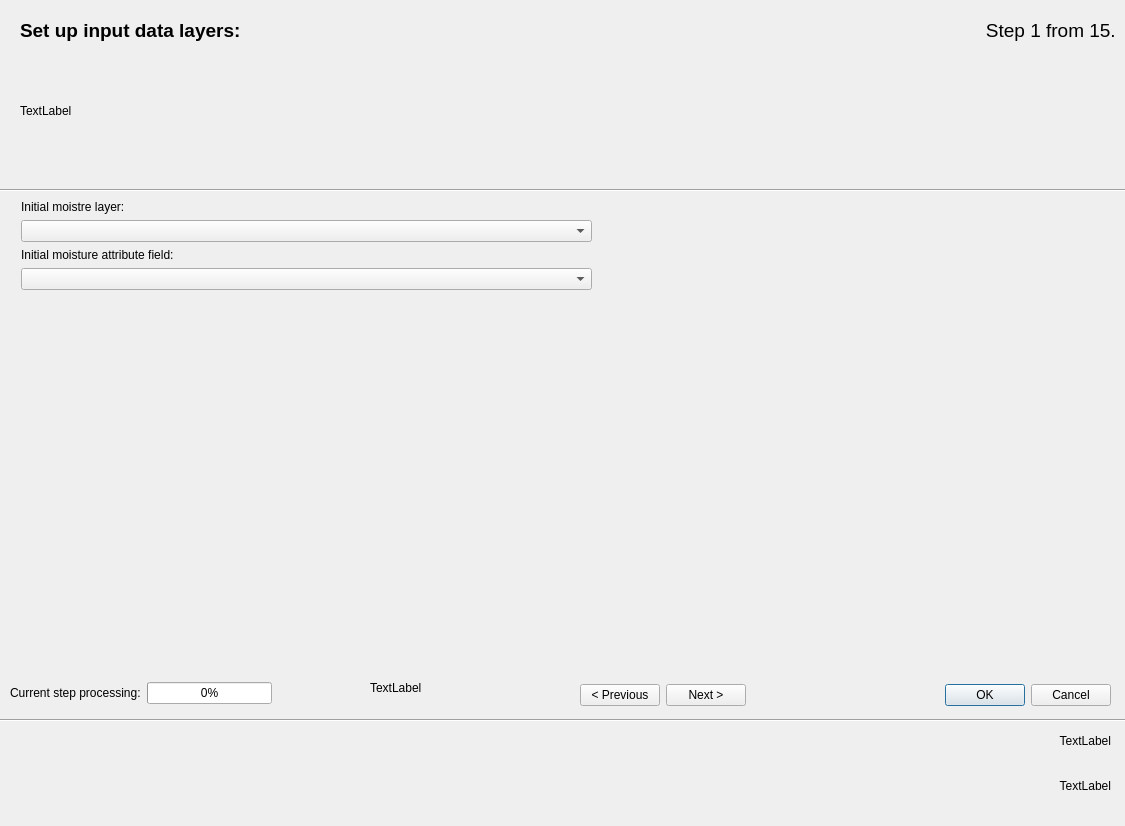
JanCaha/Erosion-Data-Preparation-Plugin, file ui/gui_tests_dialog_base.ui: the form before one commit.
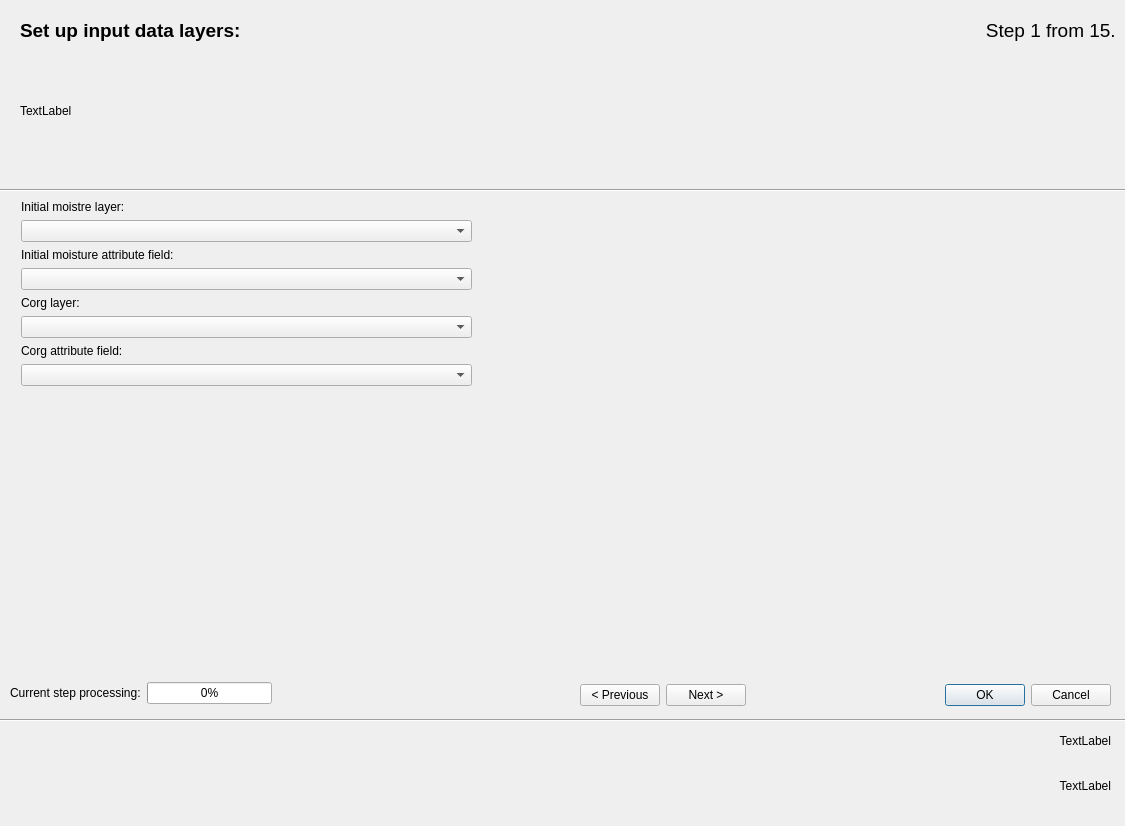
The form after the commit. The open tabs and pages were chosen to show the change. Custom widgets are drawn as their Qt base class.

```diff
--- a/ui/gui_tests_dialog_base.ui
+++ b/ui/gui_tests_dialog_base.ui
@@ -23,7 +23,7 @@
     </rect>
    </property>
    <property name="currentIndex">
-    <number>5</number>
+    <number>13</number>
    </property>
    <widget class="QWidget" name="page_0">
     <widget class="QWidget" name="layoutWidget">
@@ -320,8 +320,8 @@
       <rect>
        <x>10</x>
        <y>0</y>
-       <width>571</width>
-       <height>99</height>
+       <width>451</width>
+       <height>224</height>
       </rect>
      </property>
      <layout class="QFormLayout" name="formLayout_6">
@@ -332,6 +332,9 @@
         </property>
        </widget>
       </item>
+      <item row="1" column="0" colspan="2">
+       <widget class="QComboBox" name="fcb_initmoisture_layer"/>
+      </item>
       <item row="2" column="0">
        <widget class="QLabel" name="label_initmoisture">
         <property name="text">
@@ -346,8 +349,29 @@
         </property>
        </widget>
       </item>
-      <item row="1" column="0" colspan="2">
-       <widget class="QComboBox" name="fcb_initmoisture_layer"/>
+      <item row="4" column="0">
+       <widget class="QLabel" name="label_initmoisture_layer_2">
+        <property name="text">
+         <string>Corg layer:</string>
+        </property>
+       </widget>
+      </item>
+      <item row="5" column="0" colspan="2">
+       <widget class="QComboBox" name="fcb_corg_layer"/>
+      </item>
+      <item row="6" column="0">
+       <widget class="QLabel" name="label_initmoisture_2">
+        <property name="text">
+         <string>Corg attribute field:</string>
+        </property>
+       </widget>
+      </item>
+      <item row="7" column="0" colspan="2">
+       <widget class="QgsFieldComboBox" name="fcb_corg">
+        <property name="allowEmptyFieldName">
+         <bool>true</bool>
+        </property>
+       </widget>
       </item>
      </layout>
     </widget>
@@ -498,6 +522,21 @@
      </layout>
     </widget>
    </widget>
+   <widget class="QWidget" name="page_13">
+    <widget class="QLabel" name="label_23">
+     <property name="geometry">
+      <rect>
+       <x>0</x>
+       <y>0</y>
+       <width>141</width>
+       <height>91</height>
+      </rect>
+     </property>
+     <property name="text">
+      <string>table with values</string>
+     </property>
+    </widget>
+   </widget>
    <widget class="QWidget" name="page_10">
     <widget class="QLabel" name="label_data_status">
      <property name="geometry">
@@ -724,19 +763,6 @@
     </item>
    </layout>
   </widget>
-  <widget class="QLabel" name="qlabel_i">
-   <property name="geometry">
-    <rect>
-     <x>370</x>
-     <y>680</y>
-     <width>55</width>
-     <height>16</height>
-    </rect>
-   </property>
-   <property name="text">
-    <string>TextLabel</string>
-   </property>
-  </widget>
   <widget class="QWidget" name="layoutWidget">
    <property name="geometry">
     <rect>
```
